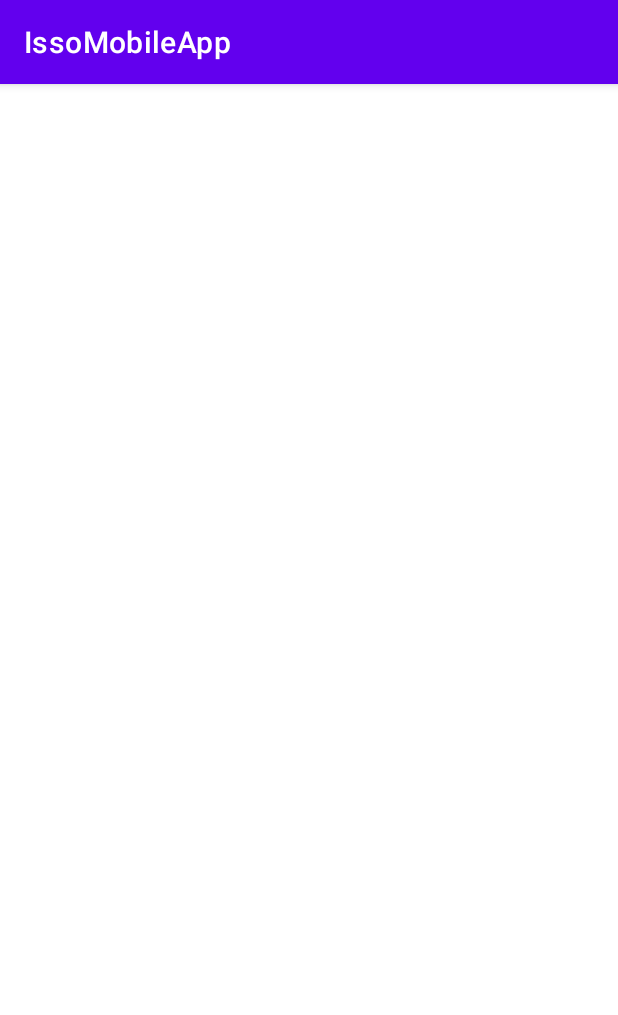
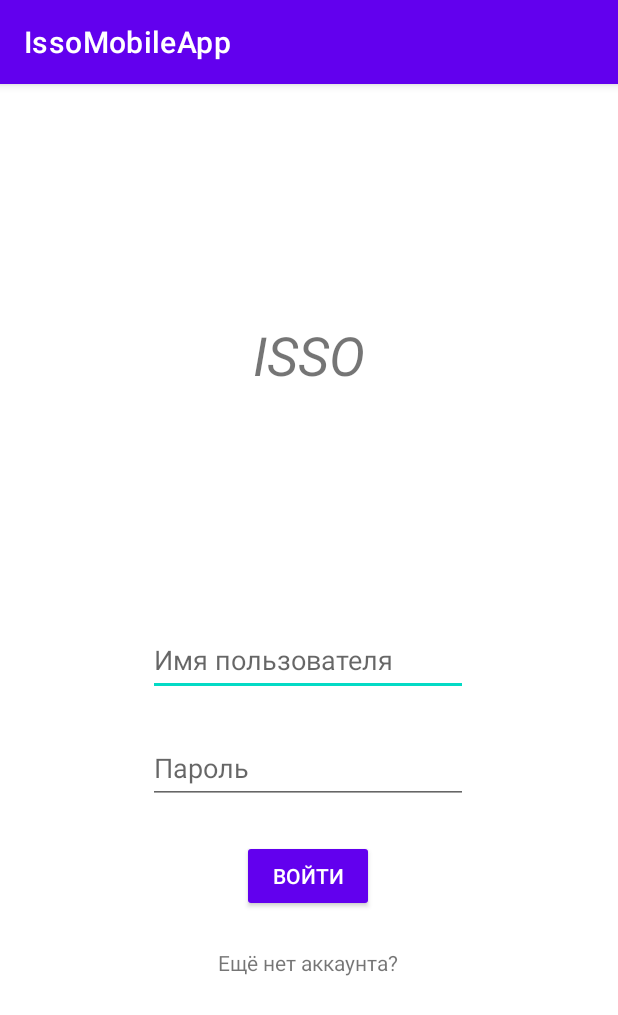
Before and after one commit to TalGhar/IssoMobileApp, an Android app: the SignInActivity screen opened directly, with no data from a screen before it, on a phone screen of 412 x 824 dp. Shown: the top 1015 px of the screen. Run offline under Robolectric (Android 15) with nearby library versions, the phone set to English and light mode, and no system bars.

Commit message:
typo errors fixed

```diff
--- a/app/src/main/java/com/example/issomobileapp/SignInActivity.kt
+++ b/app/src/main/java/com/example/issomobileapp/SignInActivity.kt
@@ -1,11 +1,40 @@
 package com.example.issomobileapp
 
+import android.content.Intent
 import androidx.appcompat.app.AppCompatActivity
 import android.os.Bundle
+import android.widget.Button
+import android.widget.EditText
+import android.widget.TextView
 
 class SignInActivity : AppCompatActivity() {
+
+    private lateinit var username: EditText
+    private lateinit var password: EditText
+
+    private lateinit var signInButton: Button
+
+    private lateinit var stillNot: TextView
     override fun onCreate(savedInstanceState: Bundle?) {
         super.onCreate(savedInstanceState)
         setContentView(R.layout.activity_sign_in)
+
+        username = findViewById(R.id.editTexLoginUsername)
+        password = findViewById(R.id.editTextLoginPassword)
+
+        signInButton = findViewById(R.id.signInButton)
+
+        stillNot = findViewById(R.id.stillNot)
+
+        stillNot.setOnClickListener {
+            stillNot()
+        }
+
     }
+
+    private fun stillNot() {
+        val intent = Intent(this, SignUpActivity::class.java)
+        startActivity(intent)
+    }
+
 }
--- a/app/src/main/java/com/example/issomobileapp/SignUpActivity.kt
+++ b/app/src/main/java/com/example/issomobileapp/SignUpActivity.kt
@@ -4,13 +4,10 @@ import android.content.Context
 import android.content.Intent
 import android.os.Bundle
 import android.os.Handler
-import android.provider.ContactsContract.CommonDataKinds.Email
 import android.text.TextUtils
 import android.util.Patterns
 import android.view.MotionEvent
-import android.view.View
 import android.view.Window
-import android.view.WindowManager
 import android.view.animation.AnimationUtils
 import android.view.inputmethod.InputMethodManager
 import android.widget.Button
@@ -19,8 +16,6 @@ import android.widget.TextView
 import android.widget.Toast
 import androidx.appcompat.app.AppCompatActivity
 
-import com.parse.Parse;
-import com.parse.ParseException;
 import com.parse.ParseUser;
 import com.parse.SignUpCallback;
 
@@ -54,7 +49,7 @@ class SignUpActivity : AppCompatActivity() {
         username = findViewById(R.id.editTextUsername)
 
         signUpButton = findViewById(R.id.signUpButton)
-        alreadyHaveButton = findViewById(R.id.alreadyhave)
+        alreadyHaveButton = findViewById(R.id.alreadyHave)
 
         emailError = findViewById(R.id.emailError)
         passwordError = findViewById(R.id.passwordError)
--- a/app/src/main/res/layout/activity_sign_in.xml
+++ b/app/src/main/res/layout/activity_sign_in.xml
@@ -6,4 +6,72 @@
     android:layout_height="match_parent"
     tools:context=".SignInActivity">
 
+    <EditText
+        android:id="@+id/editTexLoginUsername"
+        android:layout_width="wrap_content"
+        android:layout_height="wrap_content"
+        android:autofillHints=""
+        android:ems="10"
+        android:hint="@string/username"
+        android:inputType="textPersonName"
+        android:minHeight="48dp"
+        app:layout_constraintBottom_toBottomOf="parent"
+        app:layout_constraintEnd_toEndOf="parent"
+        app:layout_constraintHorizontal_bias="0.497"
+        app:layout_constraintStart_toStartOf="parent"
+        app:layout_constraintTop_toTopOf="parent" />
+
+    <TextView
+        android:id="@+id/companyNameLogin"
+        android:layout_width="wrap_content"
+        android:layout_height="wrap_content"
+        android:text="@string/company_name"
+        android:textSize="36sp"
+        android:textStyle="italic"
+        app:layout_constraintBottom_toTopOf="@+id/editTexLoginUsername"
+        app:layout_constraintEnd_toEndOf="parent"
+        app:layout_constraintStart_toStartOf="parent"
+        app:layout_constraintTop_toTopOf="parent" />
+
+    <Button
+        android:id="@+id/signInButton"
+        style="@style/Widget.AppCompat.Button"
+        android:layout_width="wrap_content"
+        android:layout_height="wrap_content"
+        android:layout_marginTop="24dp"
+        android:hint="@string/sign_in_button"
+        android:text="@string/sign_in_button"
+        app:layout_constraintEnd_toEndOf="parent"
+        app:layout_constraintHorizontal_bias="0.497"
+        app:layout_constraintStart_toStartOf="parent"
+        app:layout_constraintTop_toBottomOf="@+id/editTextLoginPassword" />
+
+    <TextView
+        android:id="@+id/stillNot"
+        android:layout_width="wrap_content"
+        android:layout_height="wrap_content"
+        android:layout_marginTop="24dp"
+        android:text="@string/still_not_account"
+        app:layout_constraintEnd_toEndOf="parent"
+        app:layout_constraintHorizontal_bias="0.498"
+        app:layout_constraintStart_toStartOf="parent"
+        app:layout_constraintTop_toBottomOf="@+id/signInButton" />
+
+    <EditText
+        android:id="@+id/editTextLoginPassword"
+        android:layout_width="wrap_content"
+        android:layout_height="wrap_content"
+        android:layout_marginTop="24dp"
+        android:autofillHints=""
+        android:ems="10"
+        android:focusable="true"
+        android:focusableInTouchMode="true"
+        android:hint="@string/enter_password"
+        android:inputType="textPassword"
+        android:minHeight="48dp"
+        app:layout_constraintEnd_toEndOf="parent"
+        app:layout_constraintHorizontal_bias="0.497"
+        app:layout_constraintStart_toStartOf="parent"
+        app:layout_constraintTop_toBottomOf="@+id/editTexLoginUsername" />
+
 </androidx.constraintlayout.widget.ConstraintLayout>
--- a/app/src/main/res/layout/activity_sign_up.xml
+++ b/app/src/main/res/layout/activity_sign_up.xml
@@ -70,6 +70,7 @@
         android:id="@+id/editTextEmail"
         android:layout_width="wrap_content"
         android:layout_height="wrap_content"
+        android:layout_marginTop="24dp"
         android:autofillHints=""
         android:ems="10"
         android:focusable="true"
@@ -81,8 +82,8 @@
         app:layout_constraintEnd_toEndOf="parent"
         app:layout_constraintHorizontal_bias="0.497"
         app:layout_constraintStart_toStartOf="parent"
-        app:layout_constraintTop_toBottomOf="@+id/editTextUsername"
-        app:layout_constraintVertical_bias="0.061" />
+        app:layout_constraintTop_toTopOf="@+id/usernameError"
+        app:layout_constraintVertical_bias="0.0" />
 
     <Button
         android:id="@+id/signUpButton"
@@ -96,7 +97,7 @@
         app:layout_constraintTop_toBottomOf="@+id/editTextRepeatPassword" />
 
     <TextView
-        android:id="@+id/alreadyhave"
+        android:id="@+id/alreadyHave"
         android:layout_width="wrap_content"
         android:layout_height="wrap_content"
         android:layout_marginTop="24dp"
--- a/app/src/main/res/values/strings.xml
+++ b/app/src/main/res/values/strings.xml
@@ -5,11 +5,13 @@
     <string name="back4app_server_url">https://parseapi.back4app.com/</string>
     <string name="back4app_app_id">FNSnx94x7yrJpMKbhPjPTeRp71kBMXviAxsF2vzQ</string>
     <string name="back4app_client_key">rqS3E51Sx4mJjR4ggxqRzqu8huS1rKLNIDbCfucn</string>
-    <string name="enter_password">Введите пароль</string>
+    <string name="enter_password">Пароль</string>
     <string name="repeat_password">Повторите пароль</string>
-    <string name="enter_email">Введите почту</string>
+    <string name="enter_email">Почта</string>
     <string name="sign_up_button">Зарегистрироваться</string>
+    <string name="sign_in_button">Войти</string>
     <string name="already_have_account">Уже есть аккаунт?</string>
+    <string name="still_not_account">Ещё нет аккаунта?</string>
     <string name="company_name">ISSO</string>
     <string name="email_error">Почта введена неверно</string>
     <string name="password_error">Пароль введён неверно</string>
```
